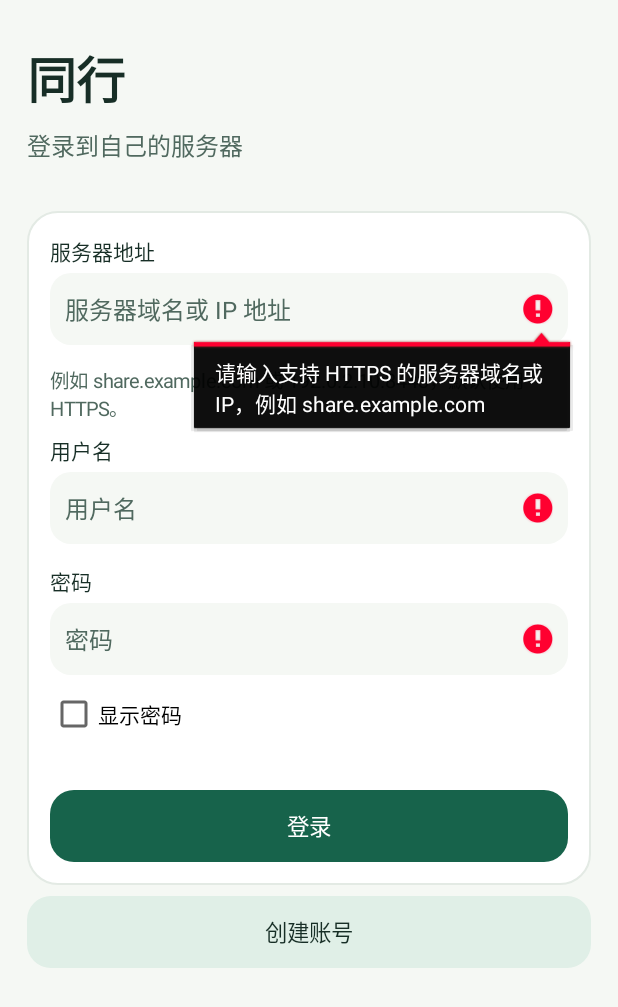
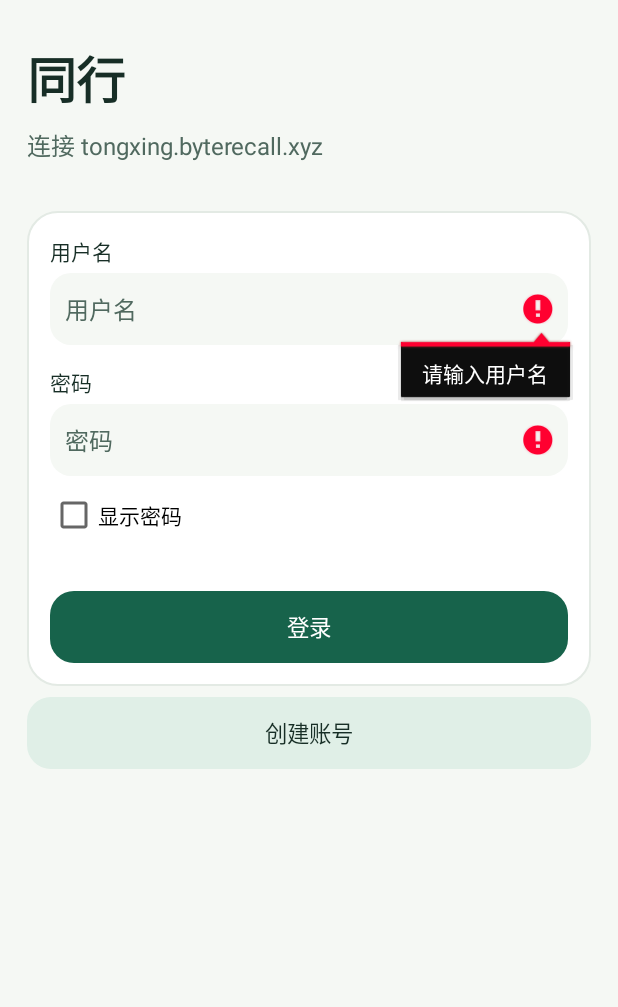
Before and after one commit to 18739626704/tongxing, an Android app: the screen it shows after launch (MainActivity), after a tap on "登录", on a phone screen of 412 x 824 dp. Shown: the top 1007 px of the screen. Run offline under Robolectric (Android 15) with nearby library versions, the phone set to English and light mode, and no system bars; libraries missing offline, so code that uses them is left out: com.journeyapps.barcodescanner.

Commit message:
Build a fixed-server Android edition and document both downloads

```diff
--- a/android/app/src/main/AndroidManifest.xml
+++ b/android/app/src/main/AndroidManifest.xml
@@ -21,7 +21,7 @@
         </intent>
     </queries>
 
-    <application android:label="同行" android:allowBackup="false" android:dataExtractionRules="@xml/no_backup"
+    <application android:label="${appLabel}" android:allowBackup="false" android:dataExtractionRules="@xml/no_backup"
         android:fullBackupContent="@xml/no_backup_legacy" android:theme="@style/AppTheme"
         android:icon="@drawable/ic_position" android:usesCleartextTraffic="false">
         <activity android:name=".MainActivity" android:exported="true" android:windowSoftInputMode="adjustResize">
--- a/android/app/src/main/java/app/tongxing/mobile/Api.java
+++ b/android/app/src/main/java/app/tongxing/mobile/Api.java
@@ -44,7 +44,11 @@ final class Api {
     private Api(Context context) {
         preferences = context.getSharedPreferences("tongxing", Context.MODE_PRIVATE);
         persistSession = true;
-        base = preferences.getString("base", "");
+        String storedBase = preferences.getString("base", "");
+        base = fixedServer() ? BuildConfig.FIXED_SERVER_URL : storedBase;
+        if (fixedServer() && !base.equals(storedBase)) {
+            preferences.edit().putString("base", base).remove("session").remove("username").apply();
+        }
         cookie = preferences.getString("session", "");
         username = preferences.getString("username", "");
     }
@@ -56,6 +60,12 @@ final class Api {
         this.cookie = cookie;
         this.username = username;
         this.sessionVersion = sessionVersion;
+    }
+
+    static boolean fixedServer() { return !BuildConfig.FIXED_SERVER_URL.isEmpty(); }
+
+    static String loginBase(String address) throws IOException {
+        return fixedServer() ? BuildConfig.FIXED_SERVER_URL : validateBase(address);
     }
 
     String savedBase() { return preferences.getString("base", ""); }
@@ -158,7 +168,7 @@ final class Api {
 
     synchronized void authenticate(String address, String user, String password, boolean register)
             throws Exception {
-        base = validateBase(address);
+        base = loginBase(address);
         clearSession();
         preferences.edit().putString("base", base).apply();
         String normalized = user.trim().toLowerCase(Locale.ROOT);
--- a/android/app/src/main/java/app/tongxing/mobile/MainActivity.java
+++ b/android/app/src/main/java/app/tongxing/mobile/MainActivity.java
@@ -296,14 +296,21 @@ public final class MainActivity extends ComponentActivity {
     }
 
     private void authScreen() {
-        label(content, registering ? "创建自托管账号" : "登录到自己的服务器", 16, MUTED);
+        boolean hosted = Api.fixedServer();
+        label(content, hosted ? "连接 tongxing.byterecall.xyz"
+                : registering ? "创建自托管账号" : "登录到自己的服务器", 16, MUTED);
         gap(content, 18);
         LinearLayout form = card(content);
         boolean register = registering;
+        final EditText address;
+        if (hosted) {
+            address = null;
+        } else {
             label(form, "服务器地址", 14, INK);
-        EditText address = field(form, "服务器域名或 IP 地址", InputType.TYPE_CLASS_TEXT | InputType.TYPE_TEXT_VARIATION_URI);
+            address = field(form, "服务器域名或 IP 地址", InputType.TYPE_CLASS_TEXT | InputType.TYPE_TEXT_VARIATION_URI);
             address.setText(api.savedBase());
             label(form, "例如 share.example.com 或 192.0.2.10:8443，默认使用 HTTPS。", 13, MUTED);
+        }
         label(form, "用户名", 14, INK);
         EditText username = field(form, "用户名", InputType.TYPE_CLASS_TEXT | InputType.TYPE_TEXT_FLAG_NO_SUGGESTIONS);
         username.setAutofillHints(View.AUTOFILL_HINT_USERNAME);
@@ -324,16 +331,20 @@ public final class MainActivity extends ComponentActivity {
         hint.setAccessibilityLiveRegion(View.ACCESSIBILITY_LIVE_REGION_POLITE);
         button(form, register ? "注册并登录" : "登录", true, () -> {
             if (busy) return;
-            String host = address.getText().toString();
+            String host = address == null ? "" : address.getText().toString();
             String user = username.getText().toString().trim();
             String pass = password.getText().toString();
             hint.setText("");
-            for (EditText input : new EditText[]{address, username, password}) input.setError(null);
+            username.setError(null);
+            password.setError(null);
             String addressError = null;
+            if (address != null) {
+                address.setError(null);
                 try {
                     Api.validateBase(host);
                 } catch (java.io.IOException invalid) {
                     addressError = invalid.getMessage();
+                }
             }
             String userError = user.isEmpty() ? "请输入用户名"
                     : register && !user.matches("[A-Za-z0-9_]{3,32}") ? "请使用 3–32 位英文字母、数字或下划线" : null;
@@ -2193,7 +2204,8 @@ public final class MainActivity extends ComponentActivity {
             hint.setText(error instanceof Api.Failure ? error.getMessage()
                     : error instanceof java.net.SocketTimeoutException ? "连接超时，请检查网络后刷新"
                     : error instanceof java.io.IOException && error.getMessage() != null
-                            && error.getMessage().startsWith("请输入") ? error.getMessage() : "连接失败，请检查网络和服务器地址");
+                            && error.getMessage().startsWith("请输入") ? error.getMessage() : Api.fixedServer() ? "连接同行服务器失败，请检查网络后重试"
+                            : "连接失败，请检查网络和服务器地址");
         }
     }
 
```
Also changed, not shown: android/app/build.gradle (+9 -5 lines), 4 other files. Lines whose indentation alone changed are shown as unchanged.
